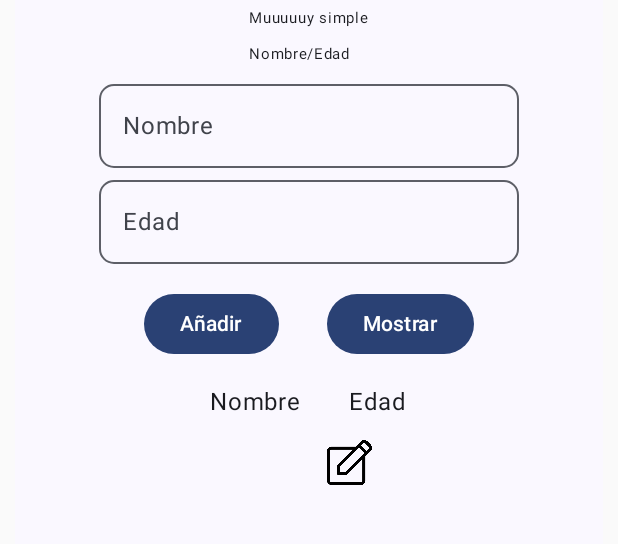
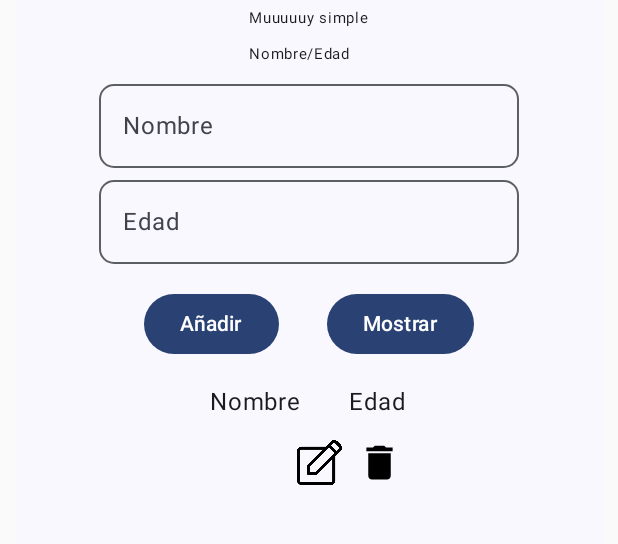
Before and after one commit to SamuelRiveira/base_de_datos, an Android app built with Jetpack Compose: the screen it shows after launch (MainActivity), after a tap on "Mostrar", on a phone screen of 412 x 824 dp, the part 73-617 px from its top. Run offline under Robolectric (Android 15) with nearby library versions, the phone set to English and light mode, and no system bars.

```diff
--- a/app/src/main/java/org/iesharia/myapplication/MainActivity.kt
+++ b/app/src/main/java/org/iesharia/myapplication/MainActivity.kt
@@ -210,6 +210,23 @@ fun MainActivity(modifier: Modifier) {
                                 indice = i
                             }
                     )
+                    Image(
+                        imageVector = Icons.Default.Delete,
+                        contentDescription = "Eliminar",
+                        modifier = Modifier
+                            .size(40.dp)
+                            .padding(end = 10.dp)
+                            .clickable {
+                                val dbHelper = DBHelper(context)
+                                val id = lId[i]
+
+                                dbHelper.deleteName(id)
+
+                                lId.removeAt(i)
+                                lName.removeAt(i)
+                                lAge.removeAt(i)
+                            }
+                    )
                 }
                 if (showDialog){
                     AlertDialog(
```
